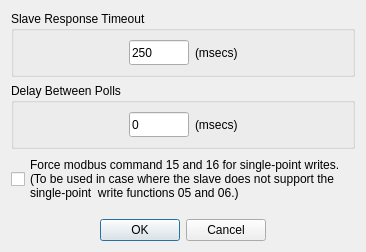
First picture: the form in modscan64/dialogprotocolselections.ui, repository sanny32/OpenModScan, before the edit.
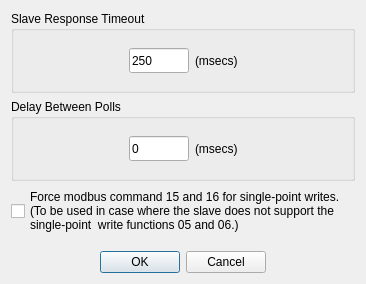
Second picture: the form after the edit. Custom widgets are drawn as their Qt base class.

Commit message: Correct view on linux

Patch:
```diff
--- a/modscan64/dialogprotocolselections.ui
+++ b/modscan64/dialogprotocolselections.ui
@@ -7,7 +7,7 @@
     <x>0</x>
     <y>0</y>
     <width>366</width>
-    <height>250</height>
+    <height>284</height>
    </rect>
   </property>
   <property name="windowTitle">
```
